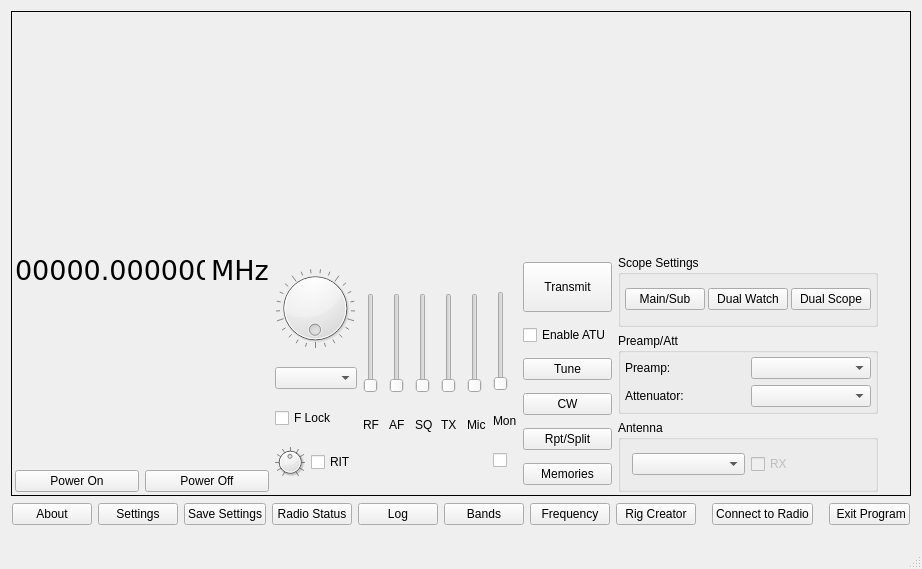
The window that wfmain.ui (adecarolis/wfweb) describes before a commit, drawn with Qt 5.
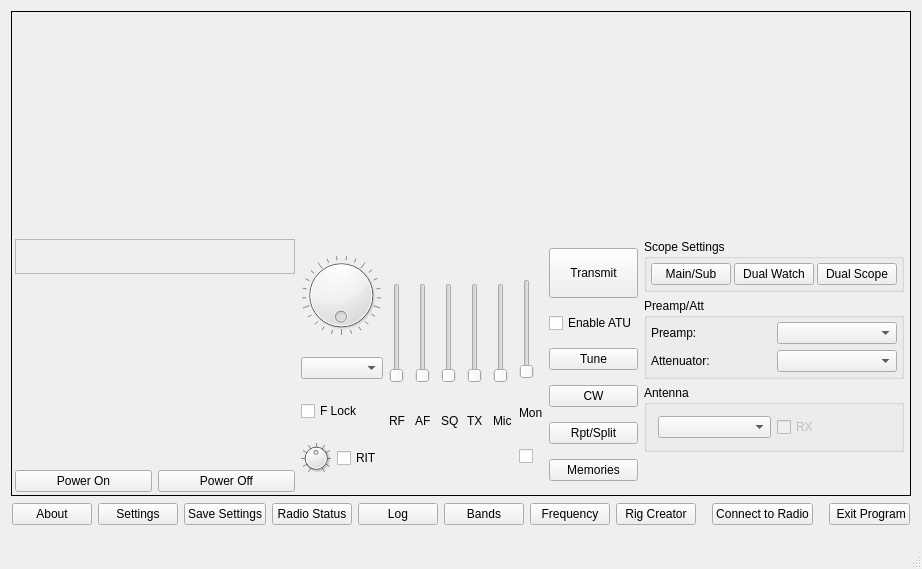
The same window after the commit. Custom widgets are drawn as their Qt base class.

Commit message: Add frequency widget

What changed in the file:
```diff
--- a/wfmain.ui
+++ b/wfmain.ui
@@ -66,18 +66,9 @@
             <number>0</number>
            </property>
            <item>
-            <layout class="QHBoxLayout" name="horizontalLayout_20">
-             <property name="leftMargin">
-              <number>0</number>
-             </property>
-             <property name="topMargin">
-              <number>0</number>
-             </property>
-             <property name="bottomMargin">
-              <number>0</number>
-             </property>
+            <layout class="QHBoxLayout" name="horizontalLayout_7">
              <item>
-              <widget class="QLabel" name="freqLabel">
+              <widget class="freqCtrl" name="frequency">
                <property name="sizePolicy">
                 <sizepolicy hsizetype="Fixed" vsizetype="Fixed">
                  <horstretch>0</horstretch>
@@ -86,46 +77,15 @@
                </property>
                <property name="minimumSize">
                 <size>
-                 <width>190</width>
-                 <height>0</height>
+                 <width>280</width>
+                 <height>35</height>
                 </size>
                </property>
-               <property name="maximumSize">
-                <size>
-                 <width>145</width>
-                 <height>30</height>
-                </size>
+               <property name="frameShape">
+                <enum>QFrame::StyledPanel</enum>
                </property>
-               <property name="font">
-                <font>
-                 <family>DejaVu Sans</family>
-                 <pointsize>20</pointsize>
-                </font>
-               </property>
-               <property name="accessibleName">
-                <string>Current Frequency in MHZ</string>
-               </property>
-               <property name="text">
-                <string>00000.000000</string>
-               </property>
-              </widget>
-             </item>
-             <item>
-              <widget class="QLabel" name="label_3">
-               <property name="maximumSize">
-                <size>
-                 <width>16777215</width>
-                 <height>30</height>
-                </size>
-               </property>
-               <property name="font">
-                <font>
-                 <family>DejaVu Sans</family>
-                 <pointsize>20</pointsize>
-                </font>
-               </property>
-               <property name="text">
-                <string>MHz</string>
+               <property name="frameShadow">
+                <enum>QFrame::Raised</enum>
                </property>
               </widget>
              </item>
@@ -1125,33 +1085,20 @@
             </widget>
            </item>
            <item>
-            <layout class="QVBoxLayout" name="verticalLayout_17">
-             <property name="leftMargin">
-              <number>0</number>
+            <spacer name="verticalSpacer_2">
+             <property name="orientation">
+              <enum>Qt::Vertical</enum>
              </property>
-             <property name="topMargin">
-              <number>0</number>
+             <property name="sizeType">
+              <enum>QSizePolicy::Minimum</enum>
              </property>
-             <property name="bottomMargin">
-              <number>0</number>
+             <property name="sizeHint" stdset="0">
+              <size>
+               <width>20</width>
+               <height>40</height>
+              </size>
              </property>
-             <item>
-              <layout class="QHBoxLayout" name="horizontalLayout_24">
-               <property name="leftMargin">
-                <number>0</number>
-               </property>
-               <property name="topMargin">
-                <number>0</number>
-               </property>
-               <property name="rightMargin">
-                <number>0</number>
-               </property>
-               <property name="bottomMargin">
-                <number>0</number>
-               </property>
-              </layout>
-             </item>
-            </layout>
+            </spacer>
            </item>
           </layout>
          </item>
@@ -1313,7 +1260,13 @@
   <customwidget>
    <class>spectrumScope</class>
    <extends>QWidget</extends>
-   <header location="global">spectrumscope.h</header>
+   <header>spectrumscope.h</header>
+   <container>1</container>
+  </customwidget>
+  <customwidget>
+   <class>freqCtrl</class>
+   <extends>QFrame</extends>
+   <header>freqctrl.h</header>
    <container>1</container>
   </customwidget>
  </customwidgets>
```
Left out of the diff: 2 changed lines with no effect on the pictures. The commit also changes 5 other files.
